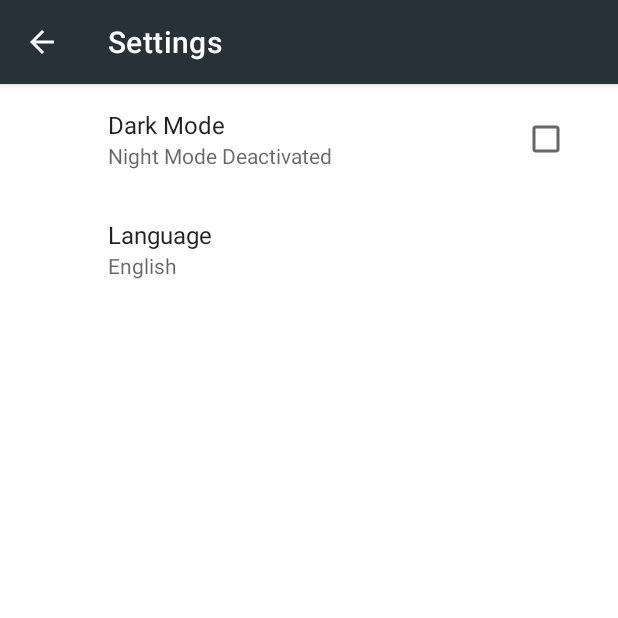
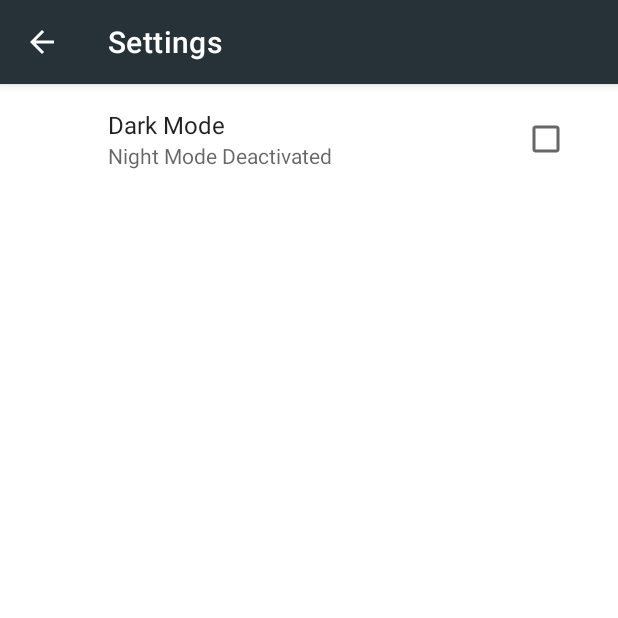
Before and after one commit to aticiadem/RastgeleKonum, an Android app: the screen it shows after launch (SettingsActivity), after a tap on "Settings", on a phone screen of 412 x 824 dp, the top half of it. Run offline under Robolectric (Android 15) with nearby library versions, the phone set to English and light mode, and no system bars; our stand-ins replace androidx.preference.

Commit message:
Gereksiz kodlar silindi.

```diff
--- a/app/build.gradle
+++ b/app/build.gradle
@@ -56,4 +56,8 @@ dependencies {
 
     implementation "androidx.navigation:navigation-fragment-ktx:2.3.3"
     implementation "androidx.navigation:navigation-ui-ktx:2.3.3"
+
+    // Coroutines
+    implementation 'org.jetbrains.kotlinx:kotlinx-coroutines-core:1.4.2'
+    implementation 'org.jetbrains.kotlinx:kotlinx-coroutines-android:1.3.9'
 }
--- a/app/src/main/java/com/adematici/rastgelekonum/ui/activity/SettingsActivity.kt
+++ b/app/src/main/java/com/adematici/rastgelekonum/ui/activity/SettingsActivity.kt
@@ -21,39 +21,22 @@ class SettingsActivity : AppCompatActivity() {
                 .commit()
         }
         supportActionBar?.setDisplayHomeAsUpEnabled(true)
-
     }
 
     class SettingsFragment : PreferenceFragmentCompat() {
         override fun onCreatePreferences(savedInstanceState: Bundle?, rootKey: String?) {
             setPreferencesFromResource(R.xml.root_preferences, rootKey)
-
             val darkMode: CheckBoxPreference? = findPreference("DARKMODE")
             darkMode?.setOnPreferenceChangeListener { preference, value ->
                 if(value as Boolean){
                     // Dark Mode open
-                    //Toast.makeText(context,"oncreatetrue",Toast.LENGTH_SHORT).show()
                     AppCompatDelegate.setDefaultNightMode(AppCompatDelegate.MODE_NIGHT_YES)
                 } else {
                     // Dark Mode closed
-                    //Toast.makeText(context,"oncreatefalse",Toast.LENGTH_SHORT).show()
                     AppCompatDelegate.setDefaultNightMode(AppCompatDelegate.MODE_NIGHT_NO)
                 }
                 return@setOnPreferenceChangeListener true
             }
-
-            val currentNightMode = Configuration.UI_MODE_NIGHT_MASK
-            when (currentNightMode) {
-                Configuration.UI_MODE_NIGHT_NO -> {
-                    darkMode?.setDefaultValue(false)
-                    //AppCompatDelegate.setDefaultNightMode(AppCompatDelegate.MODE_NIGHT_NO)
-                } // Night mode is not active, we're using the light theme
-                Configuration.UI_MODE_NIGHT_YES -> {
-                    darkMode?.setDefaultValue(true)
-                    //AppCompatDelegate.setDefaultNightMode(AppCompatDelegate.MODE_NIGHT_YES)
-                } // Night mode is active, we're using dark theme
-            }
-
         }
     }
 
--- a/app/src/main/java/com/adematici/rastgelekonum/ui/activity/SplashScreenActivity.kt
+++ b/app/src/main/java/com/adematici/rastgelekonum/ui/activity/SplashScreenActivity.kt
@@ -6,6 +6,7 @@ import android.content.res.Configuration
 import androidx.appcompat.app.AppCompatActivity
 import android.os.Bundle
 import android.os.Handler
+import android.os.Looper
 import androidx.appcompat.app.AppCompatDelegate
 import androidx.preference.PreferenceManager
 import com.adematici.rastgelekonum.R
@@ -18,21 +19,12 @@ class SplashScreenActivity : AppCompatActivity() {
 
         supportActionBar?.hide()
 
-        Handler().postDelayed({
+        Handler(Looper.getMainLooper()).postDelayed({
             val intent = Intent(this@SplashScreenActivity, MainActivity::class.java)
             startActivity(intent)
             finish()
         },800)
 
-        val currentNightMode = Configuration.UI_MODE_NIGHT_MASK
-        when (currentNightMode) {
-            Configuration.UI_MODE_NIGHT_NO -> {
-                AppCompatDelegate.setDefaultNightMode(AppCompatDelegate.MODE_NIGHT_NO)
-            } // Night mode is not active, we're using the light theme
-            Configuration.UI_MODE_NIGHT_YES -> {
-                AppCompatDelegate.setDefaultNightMode(AppCompatDelegate.MODE_NIGHT_YES)
-            } // Night mode is active, we're using dark theme
-        }
         loadSetting()
     }
 
@@ -41,11 +33,9 @@ class SplashScreenActivity : AppCompatActivity() {
         val checkNight: Boolean = sp.getBoolean("DARKMODE",false)
         if(checkNight){
             // Dark Mode open
-            //Toast.makeText(this,"loadsettingtrue",Toast.LENGTH_SHORT).show()
             AppCompatDelegate.setDefaultNightMode(AppCompatDelegate.MODE_NIGHT_YES)
         } else {
             // Dark Mode closed
-            //Toast.makeText(this,"loadsettingfalse",Toast.LENGTH_SHORT).show()
             AppCompatDelegate.setDefaultNightMode(AppCompatDelegate.MODE_NIGHT_NO)
         }
     }
--- a/app/src/main/res/xml/root_preferences.xml
+++ b/app/src/main/res/xml/root_preferences.xml
@@ -1,6 +1,5 @@
 <PreferenceScreen
-    xmlns:app="http://schemas.android.com/apk/res-auto"
-    xmlns:android="http://schemas.android.com/apk/res/android">
+    xmlns:app="http://schemas.android.com/apk/res-auto">
 
     <PreferenceCategory>
 
@@ -11,14 +10,6 @@
             app:summaryOn="@string/nightmodeactivated"
             app:summaryOff="@string/nightmodedeactivated"/>
 
-        <ListPreference
-            app:defaultValue="@string/languageenglish"
-            app:key="LANGUAGE"
-            app:title="@string/language"
-            app:useSimpleSummaryProvider="true"
-            app:entries="@array/items_language"
-            app:entryValues="@array/items_language"/>
-
     </PreferenceCategory>
 
 </PreferenceScreen>
```
